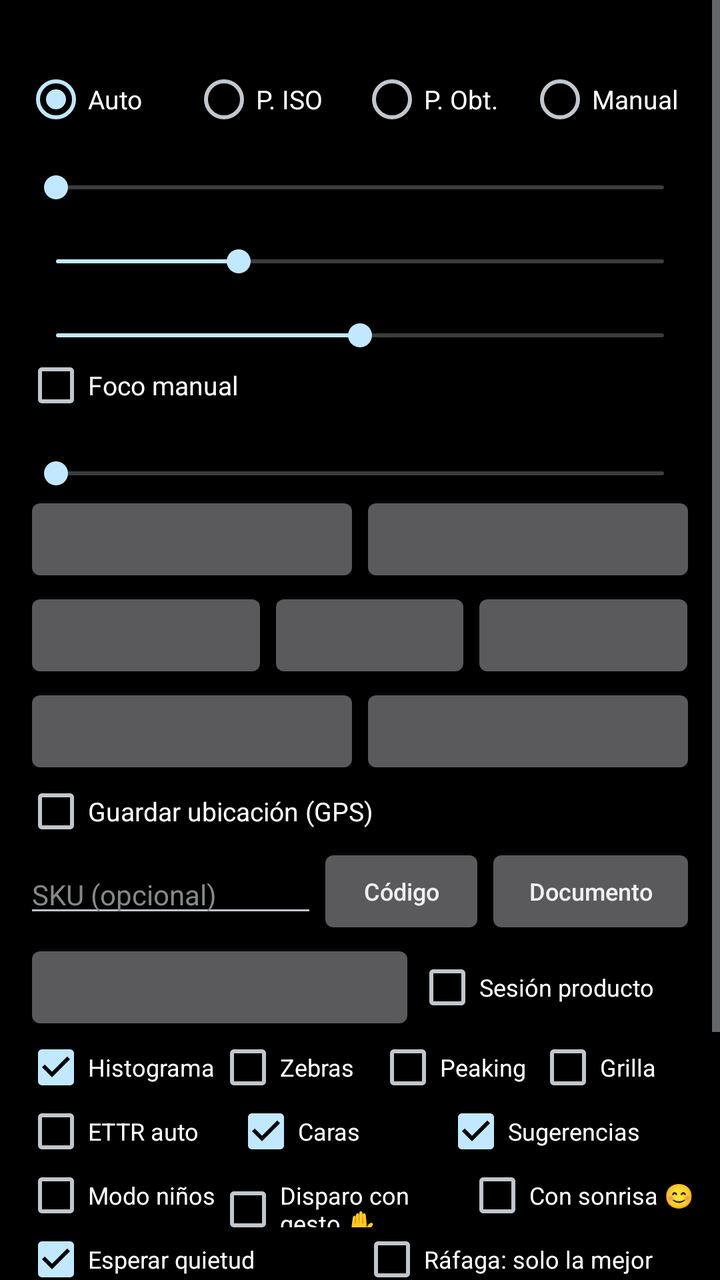
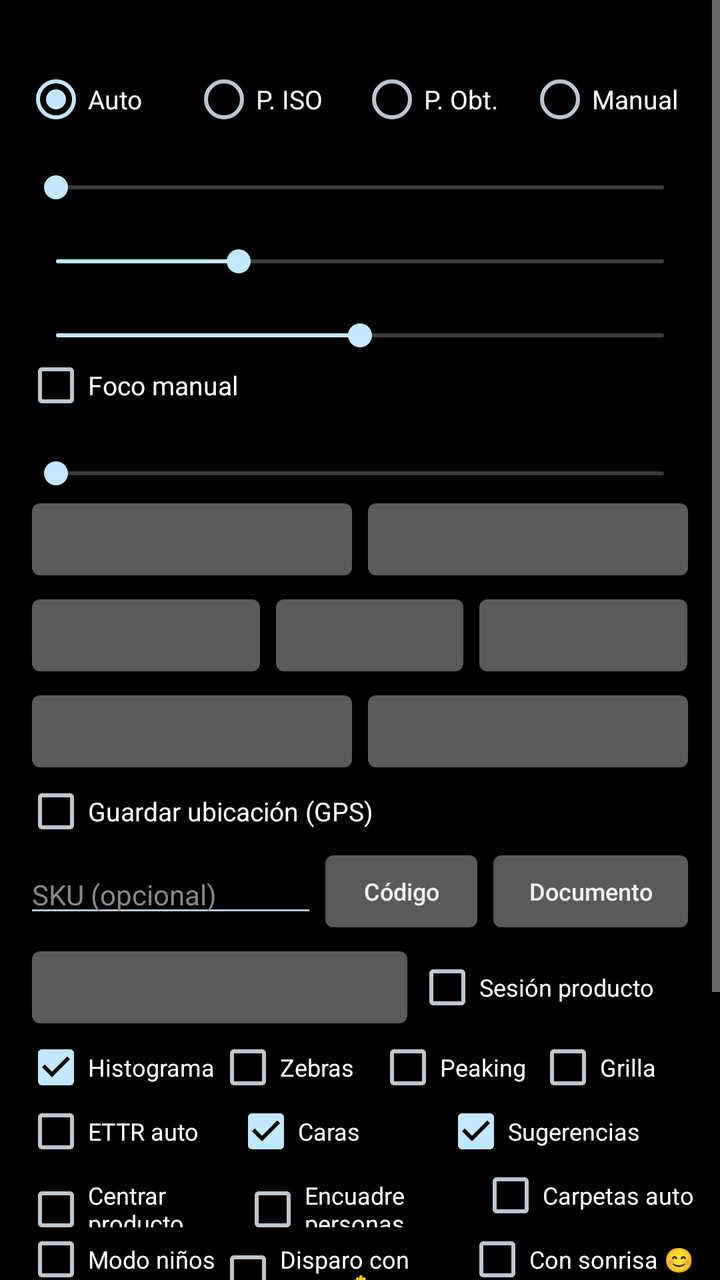

Two renders of the same Android screen: before a commit and after it. Below are the layout's source before the change and the commit's diff.
<!-- AndroidManifest.xml: application theme android:Theme.DeviceDefault.NoActionBar -->
<!-- res/layout/activity_main.xml -->
<?xml version="1.0" encoding="utf-8"?>
<LinearLayout xmlns:android="http://schemas.android.com/apk/res/android"
    android:layout_width="match_parent"
    android:layout_height="match_parent"
    android:background="#000000"
    android:orientation="vertical">

    <FrameLayout
        android:id="@+id/previewFrame"
        android:layout_width="match_parent"
        android:layout_height="0dp">

        <TextureView
            android:id="@+id/preview"
            android:layout_width="match_parent"
            android:layout_height="match_parent" />

        <dev.campa.rawcam.OverlayView
            android:id="@+id/overlay"
            android:layout_width="match_parent"
            android:layout_height="match_parent" />

        <View
            android:id="@+id/focusRing"
            android:layout_width="64dp"
            android:layout_height="64dp"
            android:layout_gravity="top|start"
            android:background="@drawable/focus_ring"
            android:visibility="gone" />

        <TextView
            android:id="@+id/lockBadge"
            android:layout_width="wrap_content"
            android:layout_height="wrap_content"
            android:layout_gravity="top|start"
            android:layout_margin="8dp"
            android:background="#FFD54F"
            android:paddingHorizontal="6dp"
            android:paddingVertical="2dp"
            android:text="AE/AF LOCK"
            android:textColor="#000000"
            android:textSize="12sp"
            android:visibility="gone" />

        <TextView
            android:id="@+id/distanceBadge"
            android:layout_width="wrap_content"
            android:layout_height="wrap_content"
            android:layout_gravity="top|end"
            android:layout_margin="8dp"
            android:background="#99000000"
            android:gravity="end"
            android:paddingHorizontal="6dp"
            android:paddingVertical="3dp"
            android:textColor="#FFFFFF"
            android:textSize="12sp"
            android:visibility="gone" />

        <TextView
            android:id="@+id/lensWarning"
            android:layout_width="wrap_content"
            android:layout_height="wrap_content"
            android:layout_gravity="top|center_horizontal"
            android:layout_marginTop="40dp"
            android:background="#E6D32F2F"
            android:paddingHorizontal="10dp"
            android:paddingVertical="6dp"
            android:textColor="#FFFFFF"
            android:textSize="13sp"
            android:visibility="gone" />

        <TextView
            android:id="@+id/suggestionChip"
            android:layout_width="wrap_content"
            android:layout_height="wrap_content"
            android:layout_gravity="top|center_horizontal"
            android:layout_marginTop="84dp"
            android:background="#E61565C0"
            android:paddingHorizontal="12dp"
            android:paddingVertical="8dp"
            android:textColor="#FFFFFF"
            android:textSize="13sp"
            android:visibility="gone" />

        <TextView
            android:id="@+id/astroBadge"
            android:layout_width="wrap_content"
            android:layout_height="wrap_content"
            android:layout_gravity="top|start"
            android:layout_marginStart="8dp"
            android:layout_marginTop="36dp"
            android:background="#CC1A237E"
            android:paddingHorizontal="8dp"
            android:paddingVertical="6dp"
            android:textColor="#FFFFFF"
            android:textSize="11sp"
            android:visibility="gone" />

        <TextView
            android:id="@+id/lensDebug"
            android:layout_width="wrap_content"
            android:layout_height="wrap_content"
            android:layout_gravity="bottom|end"
            android:layout_margin="8dp"
            android:background="#66000000"
            android:paddingHorizontal="4dp"
            android:textColor="#CCFFFFFF"
            android:textSize="10sp"
            android:visibility="gone" />

        <TextView
            android:id="@+id/countdownText"
            android:layout_width="wrap_content"
            android:layout_height="wrap_content"
            android:layout_gravity="center"
            android:shadowColor="#000000"
            android:shadowRadius="8"
            android:textColor="#FFFFFF"
            android:textSize="96sp"
            android:visibility="gone" />
    </FrameLayout>

    <ScrollView
        android:layout_width="match_parent"
        android:layout_height="0dp"
        android:layout_weight="1">

        <LinearLayout
            android:layout_width="match_parent"
            android:layout_height="wrap_content"
            android:orientation="vertical"
            android:padding="12dp">

            <TextView
                android:id="@+id/info"
                android:layout_width="wrap_content"
                android:layout_height="wrap_content"
                android:textColor="#FFFFFF"
                android:textSize="13sp" />

            <RadioGroup
                android:id="@+id/modeGroup"
                android:layout_width="match_parent"
                android:layout_height="wrap_content"
                android:layout_marginTop="4dp"
                android:checkedButton="@+id/modeAuto"
                android:orientation="horizontal">

                <RadioButton
                    android:id="@+id/modeAuto"
                    android:layout_width="0dp"
                    android:layout_height="wrap_content"
                    android:layout_weight="1"
                    android:text="Auto"
                    android:textColor="#FFFFFF"
                    android:textSize="13sp" />

                <RadioButton
                    android:id="@+id/modeIso"
                    android:layout_width="0dp"
                    android:layout_height="wrap_content"
                    android:layout_weight="1"
                    android:text="P. ISO"
                    android:textColor="#FFFFFF"
                    android:textSize="13sp" />

                <RadioButton
                    android:id="@+id/modeShutter"
                    android:layout_width="0dp"
                    android:layout_height="wrap_content"
                    android:layout_weight="1"
                    android:text="P. Obt."
                    android:textColor="#FFFFFF"
                    android:textSize="13sp" />

                <RadioButton
                    android:id="@+id/modeManual"
                    android:layout_width="0dp"
                    android:layout_height="wrap_content"
                    android:layout_weight="1"
                    android:text="Manual"
                    android:textColor="#FFFFFF"
                    android:textSize="13sp" />
            </RadioGroup>

            <TextView
                android:id="@+id/evLabel"
                android:layout_width="wrap_content"
                android:layout_height="wrap_content"
                android:textColor="#AAAAAA" />

            <SeekBar
                android:id="@+id/evBar"
                android:layout_width="match_parent"
                android:layout_height="wrap_content" />

            <TextView
                android:id="@+id/isoLabel"
                android:layout_width="wrap_content"
                android:layout_height="wrap_content"
                android:textColor="#AAAAAA" />

            <SeekBar
                android:id="@+id/isoBar"
                android:layout_width="match_parent"
                android:layout_height="wrap_content"
                android:max="1000"
                android:progress="300" />

            <TextView
                android:id="@+id/expLabel"
                android:layout_width="wrap_content"
                android:layout_height="wrap_content"
                android:textColor="#AAAAAA" />

            <SeekBar
                android:id="@+id/expBar"
                android:layout_width="match_parent"
                android:layout_height="wrap_content"
                android:max="1000"
                android:progress="500" />

            <CheckBox
                android:id="@+id/focusToggle"
                android:layout_width="wrap_content"
                android:layout_height="wrap_content"
                android:text="Foco manual"
                android:textColor="#FFFFFF"
                android:textSize="13sp" />

            <TextView
                android:id="@+id/focusLabel"
                android:layout_width="wrap_content"
                android:layout_height="wrap_content"
                android:textColor="#AAAAAA" />

            <SeekBar
                android:id="@+id/focusBar"
                android:layout_width="match_parent"
                android:layout_height="wrap_content"
                android:enabled="false"
                android:max="1000"
                android:progress="0" />

            <LinearLayout
                android:layout_width="match_parent"
                android:layout_height="wrap_content"
                android:orientation="horizontal">

                <Button
                    android:id="@+id/wbBtn"
                    android:layout_width="0dp"
                    android:layout_height="wrap_content"
                    android:layout_weight="1"
                    android:textAllCaps="false"
                    android:textSize="12sp" />

                <Button
                    android:id="@+id/lensBtn"
                    android:layout_width="0dp"
                    android:layout_height="wrap_content"
                    android:layout_weight="1"
                    android:textAllCaps="false"
                    android:textSize="12sp" />
            </LinearLayout>

            <LinearLayout
                android:layout_width="match_parent"
                android:layout_height="wrap_content"
                android:orientation="horizontal">

                <Button
                    android:id="@+id/formatBtn"
                    android:layout_width="0dp"
                    android:layout_height="wrap_content"
                    android:layout_weight="1.2"
                    android:textAllCaps="false"
                    android:textSize="12sp" />

                <Button
                    android:id="@+id/qualityBtn"
                    android:layout_width="0dp"
                    android:layout_height="wrap_content"
                    android:layout_weight="1"
                    android:textAllCaps="false"
                    android:textSize="12sp" />

                <Button
                    android:id="@+id/processBtn"
                    android:layout_width="0dp"
                    android:layout_height="wrap_content"
                    android:layout_weight="1.1"
                    android:textAllCaps="false"
                    android:textSize="12sp" />
            </LinearLayout>

            <LinearLayout
                android:layout_width="match_parent"
                android:layout_height="wrap_content"
                android:orientation="horizontal">

                <Button
                    android:id="@+id/intervalBtn"
                    android:layout_width="0dp"
                    android:layout_height="wrap_content"
                    android:layout_weight="1"
                    android:textAllCaps="false"
                    android:textSize="12sp" />

                <Button
                    android:id="@+id/shotsBtn"
                    android:layout_width="0dp"
                    android:layout_height="wrap_content"
                    android:layout_weight="1"
                    android:textAllCaps="false"
                    android:textSize="12sp" />
            </LinearLayout>

            <CheckBox
                android:id="@+id/locationToggle"
                android:layout_width="wrap_content"
                android:layout_height="wrap_content"
                android:text="Guardar ubicación (GPS)"
                android:textColor="#FFFFFF"
                android:textSize="13sp" />

            <LinearLayout
                android:layout_width="match_parent"
                android:layout_height="wrap_content"
                android:gravity="center_vertical"
                android:orientation="horizontal">

                <EditText
                    android:id="@+id/skuField"
                    android:layout_width="0dp"
                    android:layout_height="wrap_content"
                    android:layout_weight="1.4"
                    android:hint="SKU (opcional)"
                    android:imeOptions="actionDone"
                    android:inputType="textCapCharacters|textNoSuggestions"
                    android:maxLength="40"
                    android:singleLine="true"
                    android:textColor="#FFFFFF"
                    android:textColorHint="#888888"
                    android:textSize="14sp" />

                <Button
                    android:id="@+id/barcodeBtn"
                    android:layout_width="0dp"
                    android:layout_height="wrap_content"
                    android:layout_weight="0.8"
                    android:text="Código"
                    android:textAllCaps="false"
                    android:textSize="12sp" />

                <Button
                    android:id="@+id/docBtn"
                    android:layout_width="0dp"
                    android:layout_height="wrap_content"
                    android:layout_weight="1"
                    android:text="Documento"
                    android:textAllCaps="false"
                    android:textSize="12sp" />
            </LinearLayout>

            <LinearLayout
                android:layout_width="match_parent"
                android:layout_height="wrap_content"
                android:gravity="center_vertical"
                android:orientation="horizontal">

                <Button
                    android:id="@+id/guideBtn"
                    android:layout_width="0dp"
                    android:layout_height="wrap_content"
                    android:layout_weight="1.4"
                    android:textAllCaps="false"
                    android:textSize="12sp" />

                <CheckBox
                    android:id="@+id/sessionToggle"
                    android:layout_width="0dp"
                    android:layout_height="wrap_content"
                    android:layout_weight="1"
                    android:text="Sesión producto"
                    android:textColor="#FFFFFF"
                    android:textSize="12sp" />
            </LinearLayout>

            <TextView
                android:id="@+id/kelvinLabel"
                android:layout_width="wrap_content"
                android:layout_height="wrap_content"
                android:textColor="#AAAAAA"
                android:visibility="gone" />

            <SeekBar
                android:id="@+id/kelvinBar"
                android:layout_width="match_parent"
                android:layout_height="wrap_content"
                android:max="80"
                android:progress="35"
                android:visibility="gone" />

            <LinearLayout
                android:layout_width="match_parent"
                android:layout_height="wrap_content"
                android:orientation="horizontal">

                <CheckBox
                    android:id="@+id/histToggle"
                    android:layout_width="0dp"
                    android:layout_height="wrap_content"
                    android:layout_weight="1.2"
                    android:checked="true"
                    android:text="Histograma"
                    android:textColor="#FFFFFF"
                    android:textSize="12sp" />

                <CheckBox
                    android:id="@+id/zebraToggle"
                    android:layout_width="0dp"
                    android:layout_height="wrap_content"
                    android:layout_weight="1"
                    android:text="Zebras"
                    android:textColor="#FFFFFF"
                    android:textSize="12sp" />

                <CheckBox
                    android:id="@+id/peakToggle"
                    android:layout_width="0dp"
                    android:layout_height="wrap_content"
                    android:layout_weight="1"
                    android:text="Peaking"
                    android:textColor="#FFFFFF"
                    android:textSize="12sp" />

                <CheckBox
                    android:id="@+id/gridToggle"
                    android:layout_width="0dp"
                    android:layout_height="wrap_content"
                    android:layout_weight="1"
                    android:text="Grilla"
                    android:textColor="#FFFFFF"
                    android:textSize="12sp" />
            </LinearLayout>

            <LinearLayout
                android:layout_width="match_parent"
                android:layout_height="wrap_content"
                android:orientation="horizontal">

                <CheckBox
                    android:id="@+id/ettrToggle"
                    android:layout_width="0dp"
                    android:layout_height="wrap_content"
                    android:layout_weight="1"
                    android:text="ETTR auto"
                    android:textColor="#FFFFFF"
                    android:textSize="12sp" />

                <CheckBox
                    android:id="@+id/faceToggle"
                    android:layout_width="0dp"
                    android:layout_height="wrap_content"
                    android:layout_weight="1"
                    android:checked="true"
                    android:text="Caras"
                    android:textColor="#FFFFFF"
                    android:textSize="12sp" />

                <CheckBox
                    android:id="@+id/sceneToggle"
                    android:layout_width="0dp"
                    android:layout_height="wrap_content"
                    android:layout_weight="1.2"
                    android:checked="true"
                    android:text="Sugerencias"
                    android:textColor="#FFFFFF"
                    android:textSize="12sp" />
            </LinearLayout>

            <LinearLayout
                android:layout_width="match_parent"
                android:layout_height="wrap_content"
                android:orientation="horizontal">

                <CheckBox
                    android:id="@+id/kidsToggle"
                    android:layout_width="0dp"
                    android:layout_height="wrap_content"
                    android:layout_weight="1"
                    android:text="Modo niños"
                    android:textColor="#FFFFFF"
                    android:textSize="12sp" />

                <CheckBox
                    android:id="@+id/gestureToggle"
                    android:layout_width="0dp"
                    android:layout_height="wrap_content"
                    android:layout_weight="1.3"
                    android:text="Disparo con gesto ✋"
                    android:textColor="#FFFFFF"
                    android:textSize="12sp" />

                <CheckBox
                    android:id="@+id/smileToggle"
                    android:layout_width="0dp"
                    android:layout_height="wrap_content"
                    android:layout_weight="1.2"
                    android:text="Con sonrisa 😊"
                    android:textColor="#FFFFFF"
                    android:textSize="12sp" />
            </LinearLayout>

            <LinearLayout
                android:layout_width="match_parent"
                android:layout_height="wrap_content"
                android:orientation="horizontal">

                <CheckBox
                    android:id="@+id/steadyToggle"
                    android:layout_width="0dp"
                    android:layout_height="wrap_content"
                    android:layout_weight="1"
                    android:checked="true"
                    android:text="Esperar quietud"
                    android:textColor="#FFFFFF"
                    android:textSize="12sp" />

                <CheckBox
                    android:id="@+id/bestToggle"
                    android:layout_width="0dp"
                    android:layout_height="wrap_content"
                    android:layout_weight="1"
                    android:text="Ráfaga: solo la mejor"
                    android:textColor="#FFFFFF"
                    android:textSize="12sp" />
            </LinearLayout>

            <LinearLayout
                android:layout_width="match_parent"
                android:layout_height="wrap_content"
                android:orientation="horizontal">

                <CheckBox
                    android:id="@+id/lensToggle"
                    android:layout_width="0dp"
                    android:layout_height="wrap_content"
                    android:layout_weight="1"
                    android:checked="true"
                    android:text="Detectar lente sucio"
                    android:textColor="#FFFFFF"
                    android:textSize="12sp" />

                <CheckBox
                    android:id="@+id/distanceToggle"
                    android:layout_width="0dp"
                    android:layout_height="wrap_content"
                    android:layout_weight="1"
                    android:checked="true"
                    android:text="Distancia"
                    android:textColor="#FFFFFF"
                    android:textSize="12sp" />
            </LinearLayout>

            <LinearLayout
                android:layout_width="match_parent"
                android:layout_height="wrap_content"
                android:layout_marginTop="4dp"
                android:orientation="horizontal">

                <Button
                    android:id="@+id/driveBtn"
                    android:layout_width="0dp"
                    android:layout_height="wrap_content"
                    android:layout_weight="1.3"
                    android:textAllCaps="false"
                    android:textSize="12sp" />

                <Button
                    android:id="@+id/timerBtn"
                    android:layout_width="0dp"
                    android:layout_height="wrap_content"
                    android:layout_weight="1"
                    android:textAllCaps="false"
                    android:textSize="12sp" />

                <Button
                    android:id="@+id/resetBtn"
                    android:layout_width="0dp"
                    android:layout_height="wrap_content"
                    android:layout_weight="1"
                    android:text="Reset AF"
                    android:textAllCaps="false"
                    android:textSize="12sp" />
            </LinearLayout>

            <Button
                android:id="@+id/shutter"
                android:layout_width="match_parent"
                android:layout_height="wrap_content"
                android:layout_marginTop="4dp"
                android:text="Capturar" />
        </LinearLayout>
    </ScrollView>
</LinearLayout>
<!-- resources referenced by this layout -->
<resources>
  <!-- drawable focus_ring (drawable) -->
  <?xml version="1.0" encoding="utf-8"?>
  <shape xmlns:android="http://schemas.android.com/apk/res/android"
      android:shape="rectangle">
      <stroke
          android:width="2dp"
          android:color="#FFD54F" />
      <corners android:radius="6dp" />
  </shape>
</resources>

<!-- the commit's change to res/layout/activity_main.xml (unified diff, before → after) -->
@@ -83,6 +83,19 @@
             android:visibility="gone" />
 
         <TextView
+            android:id="@+id/framingHint"
+            android:layout_width="wrap_content"
+            android:layout_height="wrap_content"
+            android:layout_gravity="top|center_horizontal"
+            android:layout_marginTop="128dp"
+            android:background="#E6EF6C00"
+            android:paddingHorizontal="10dp"
+            android:paddingVertical="6dp"
+            android:textColor="#FFFFFF"
+            android:textSize="13sp"
+            android:visibility="gone" />
+
+        <TextView
             android:id="@+id/astroBadge"
             android:layout_width="wrap_content"
             android:layout_height="wrap_content"
@@ -486,6 +499,39 @@
                 android:orientation="horizontal">
 
                 <CheckBox
+                    android:id="@+id/productToggle"
+                    android:layout_width="0dp"
+                    android:layout_height="wrap_content"
+                    android:layout_weight="1"
+                    android:text="Centrar producto"
+                    android:textColor="#FFFFFF"
+                    android:textSize="12sp" />
+
+                <CheckBox
+                    android:id="@+id/personFrameToggle"
+                    android:layout_width="0dp"
+                    android:layout_height="wrap_content"
+                    android:layout_weight="1.1"
+                    android:text="Encuadre personas"
+                    android:textColor="#FFFFFF"
+                    android:textSize="12sp" />
+
+                <CheckBox
+                    android:id="@+id/autoFolderToggle"
+                    android:layout_width="0dp"
+                    android:layout_height="wrap_content"
+                    android:layout_weight="1"
+                    android:text="Carpetas auto"
+                    android:textColor="#FFFFFF"
+                    android:textSize="12sp" />
+            </LinearLayout>
+
+            <LinearLayout
+                android:layout_width="match_parent"
+                android:layout_height="wrap_content"
+                android:orientation="horizontal">
+
+                <CheckBox
                     android:id="@+id/kidsToggle"
                     android:layout_width="0dp"
                     android:layout_height="wrap_content"
